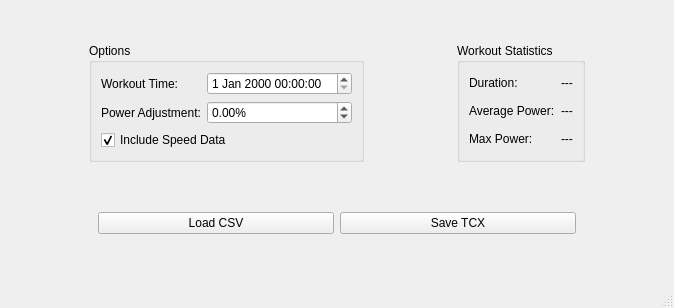
This is mainwindow.ui in j33433/MPowerTCX as Qt 5 draws it before an edit. The edited form follows.
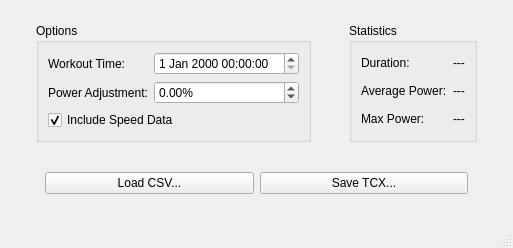
This is the edited form.

```diff
--- a/mainwindow.ui
+++ b/mainwindow.ui
@@ -6,8 +6,8 @@
    <rect>
     <x>0</x>
     <y>0</y>
-    <width>674</width>
-    <height>308</height>
+    <width>513</width>
+    <height>248</height>
    </rect>
   </property>
   <property name="windowTitle">
@@ -21,14 +21,14 @@
        <item row="0" column="0">
         <widget class="QPushButton" name="loadButton">
          <property name="text">
-          <string>Load CSV</string>
+          <string>Load CSV...</string>
          </property>
         </widget>
        </item>
        <item row="0" column="1">
         <widget class="QPushButton" name="saveButton">
          <property name="text">
-          <string>Save TCX</string>
+          <string>Save TCX...</string>
          </property>
         </widget>
        </item>
@@ -38,7 +38,7 @@
     <item row="1" column="3">
      <widget class="QGroupBox" name="groupBox_2">
       <property name="title">
-       <string>Workout Statistics</string>
+       <string>Statistics</string>
       </property>
       <layout class="QGridLayout" name="gridLayout_2">
        <item row="0" column="0">
```
Left out of the diff: 2 changed lines with no effect on the pictures.
